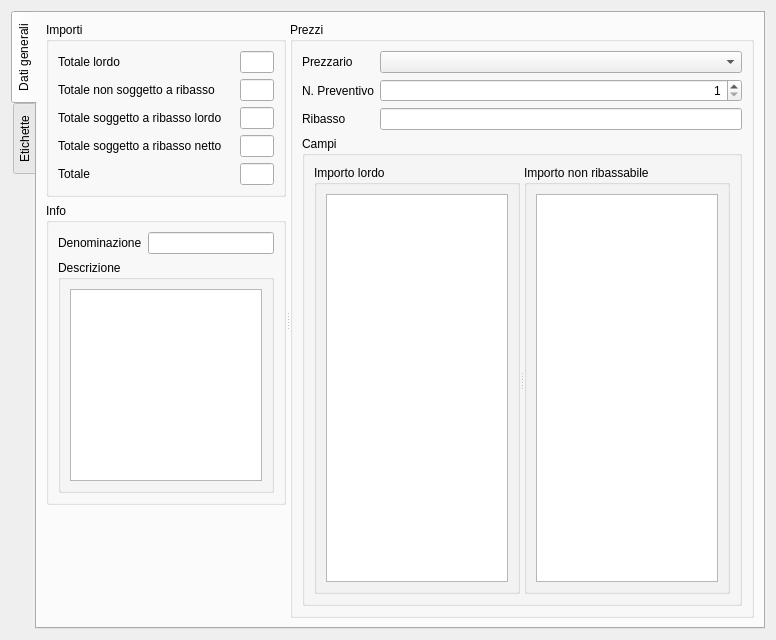
mickele77/qcost, file qcostgui/accountingbilldatagui.ui: the form before one commit.
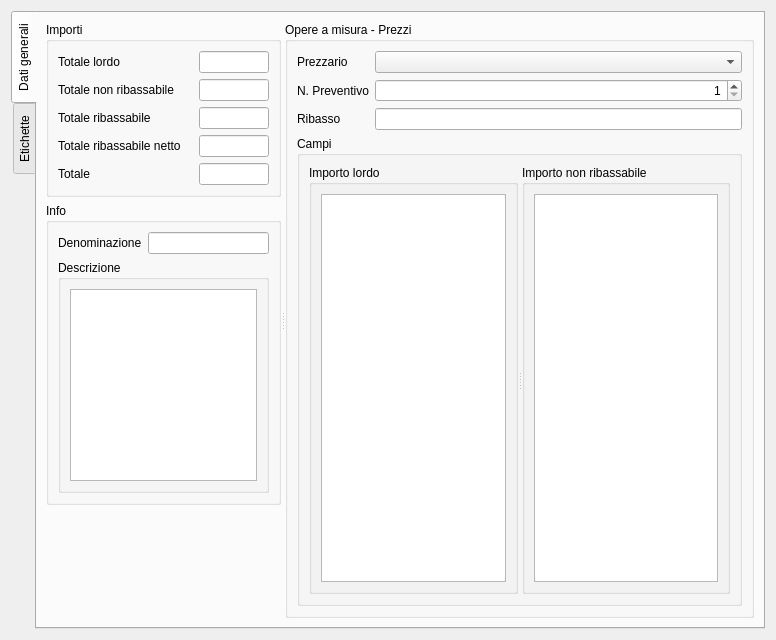
The form after the commit.

Commit message: Bug vari nelle opere a corpo

```diff
--- a/qcostgui/accountingbilldatagui.ui
+++ b/qcostgui/accountingbilldatagui.ui
@@ -53,7 +53,7 @@
               <item row="2" column="0" colspan="2">
                <widget class="QLabel" name="amountNotToDiscountLabel">
                 <property name="text">
-                 <string>Totale non soggetto a ribasso</string>
+                 <string>Totale non ribassabile</string>
                 </property>
                </widget>
               </item>
@@ -80,7 +80,7 @@
               <item row="4" column="0">
                <widget class="QLabel" name="amountDiscountedLabel">
                 <property name="text">
-                 <string>Totale soggetto a ribasso netto</string>
+                 <string>Totale ribassabile netto</string>
                 </property>
                </widget>
               </item>
@@ -94,7 +94,7 @@
               <item row="3" column="0">
                <widget class="QLabel" name="amountToDiscountLabel">
                 <property name="text">
-                 <string>Totale soggetto a ribasso lordo</string>
+                 <string>Totale ribassabile</string>
                 </property>
                </widget>
               </item>
@@ -182,7 +182,7 @@
            </sizepolicy>
           </property>
           <property name="title">
-           <string>Prezzi</string>
+           <string>Opere a misura - Prezzi</string>
           </property>
           <layout class="QGridLayout" name="gridLayout">
            <item row="0" column="1">
```
The commit also changes 3 other files.
